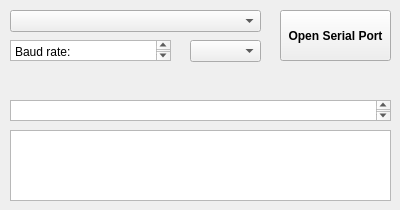
Above: cubes_control/ui/cubes_control.ui from tstana/cubes-sw before the change. Below: the same form after it.
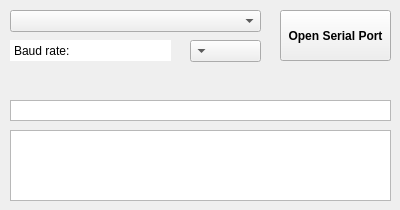
That is the form after the change.

Commit message: cubes_control: Updates to UI

The edit to the form file:
```diff
--- a/cubes_control/ui/cubes_control.ui
+++ b/cubes_control/ui/cubes_control.ui
@@ -22,6 +22,9 @@
      <height>21</height>
     </rect>
    </property>
+   <property name="verticalScrollBarPolicy">
+    <enum>Qt::ScrollBarAlwaysOff</enum>
+   </property>
   </widget>
   <widget class="QPlainTextEdit" name="textMsgs">
    <property name="geometry">
@@ -71,6 +74,18 @@
      <height>21</height>
     </rect>
    </property>
+   <property name="frameShape">
+    <enum>QFrame::NoFrame</enum>
+   </property>
+   <property name="frameShadow">
+    <enum>QFrame::Sunken</enum>
+   </property>
+   <property name="lineWidth">
+    <number>1</number>
+   </property>
+   <property name="verticalScrollBarPolicy">
+    <enum>Qt::ScrollBarAlwaysOff</enum>
+   </property>
    <property name="plainText">
     <string>Baud rate:</string>
    </property>
@@ -84,6 +99,9 @@
      <height>22</height>
     </rect>
    </property>
+   <property name="layoutDirection">
+    <enum>Qt::RightToLeft</enum>
+   </property>
   </widget>
  </widget>
  <resources/>
```
Left out of the diff: 10 changed lines with no effect on the pictures.
